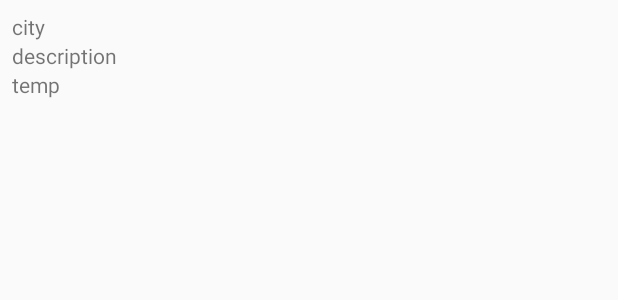
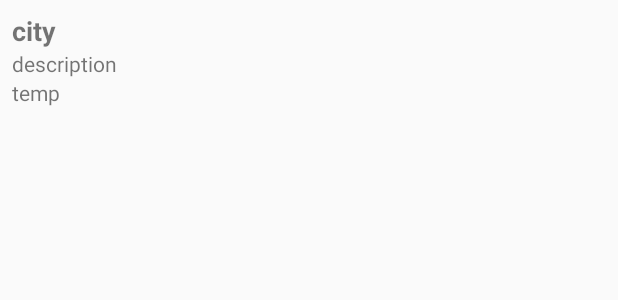
Before and after one commit to aaronfields/WeatherApp, an Android app: the layout activity_detail.xml on its own in the app's theme, with its tools: preview values and no code run, on a phone screen of 412 x 824 dp. Shown: the top 300 px of the screen. Run offline under Robolectric (Android 15) with nearby library versions, the phone set to English and light mode, and no system bars.

```diff
--- a/WeatherApp/app/src/main/java/ly/generalassemb/weatherapp/WeatherAdapter.java
+++ b/WeatherApp/app/src/main/java/ly/generalassemb/weatherapp/WeatherAdapter.java
@@ -52,7 +52,7 @@ public class WeatherAdapter extends RecyclerView.Adapter<WeatherAdapter.weatherV
         holder.city.setText(weather.location.getCity());
         holder.zip.setText(zipList.get(position));
         holder.description.setText(weather.currentWeather.getDescription());
-        holder.temp.setText(Double.toString(weather.temperature.getTemp()));
+        holder.temp.setText(Double.toString(weather.temperature.getTemp())+"°F");
         //holder.temp.setText(weather.temperature.getTemp());
 
     }
--- a/WeatherApp/app/src/main/res/layout/activity_detail.xml
+++ b/WeatherApp/app/src/main/res/layout/activity_detail.xml
@@ -16,7 +16,9 @@
         android:id="@+id/city"
         android:layout_width="wrap_content"
         android:layout_height="wrap_content"
-        android:text="city"/>
+        android:text="city"
+        android:textStyle="bold"
+        android:textSize="18sp"/>
 
     <TextView
         android:id="@+id/description"
```
Also changed, not shown: WeatherApp/app/src/main/java/ly/generalassemb/weatherapp/DetailActivity.java (+5 -5 lines).
